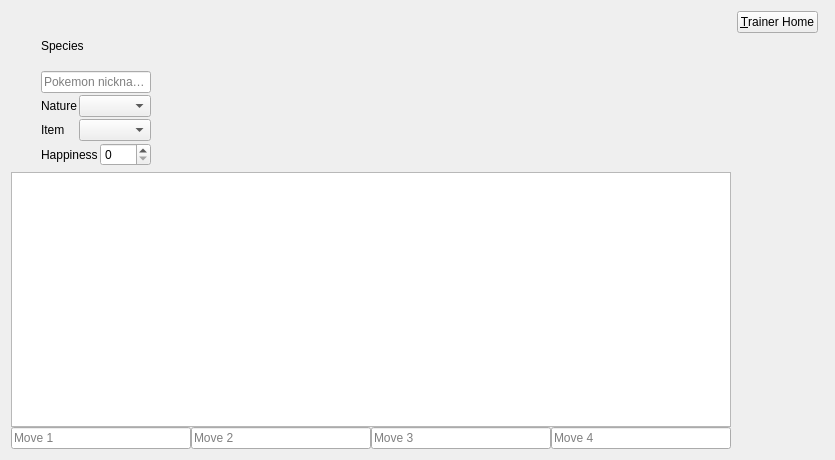
Before: the Qt Designer form src/Teambuilder/pokeedit.ui in po-devs/pokemon-online, drawn with Qt 5.
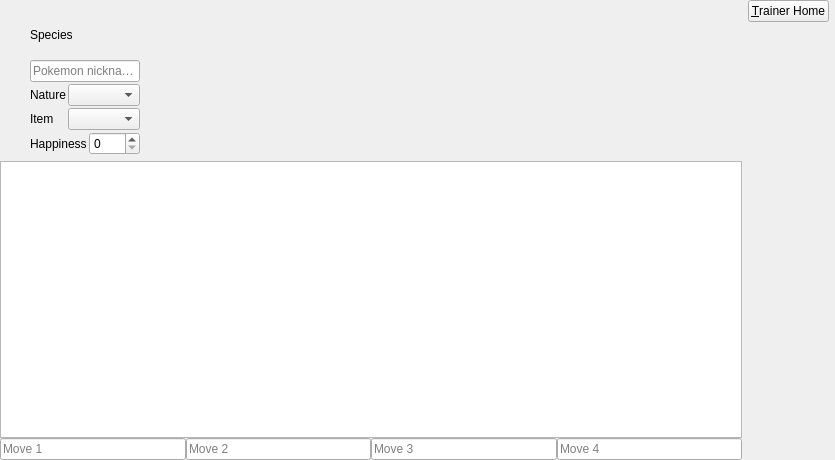
After: the same form once the commit is applied. Custom widgets are drawn as their Qt base class.

Commit message: changed tab bar

Diff of the .ui file:
```diff
--- a/src/Teambuilder/pokeedit.ui
+++ b/src/Teambuilder/pokeedit.ui
@@ -14,6 +14,9 @@
    <string>Form</string>
   </property>
   <layout class="QGridLayout" name="gridLayout_2" columnstretch="0,0,100,0,0,0,0">
+   <property name="margin">
+    <number>0</number>
+   </property>
    <item row="0" column="3" colspan="3">
     <widget class="QPushButton" name="done">
      <property name="sizePolicy">
```
The commit also changes 2 other files.
